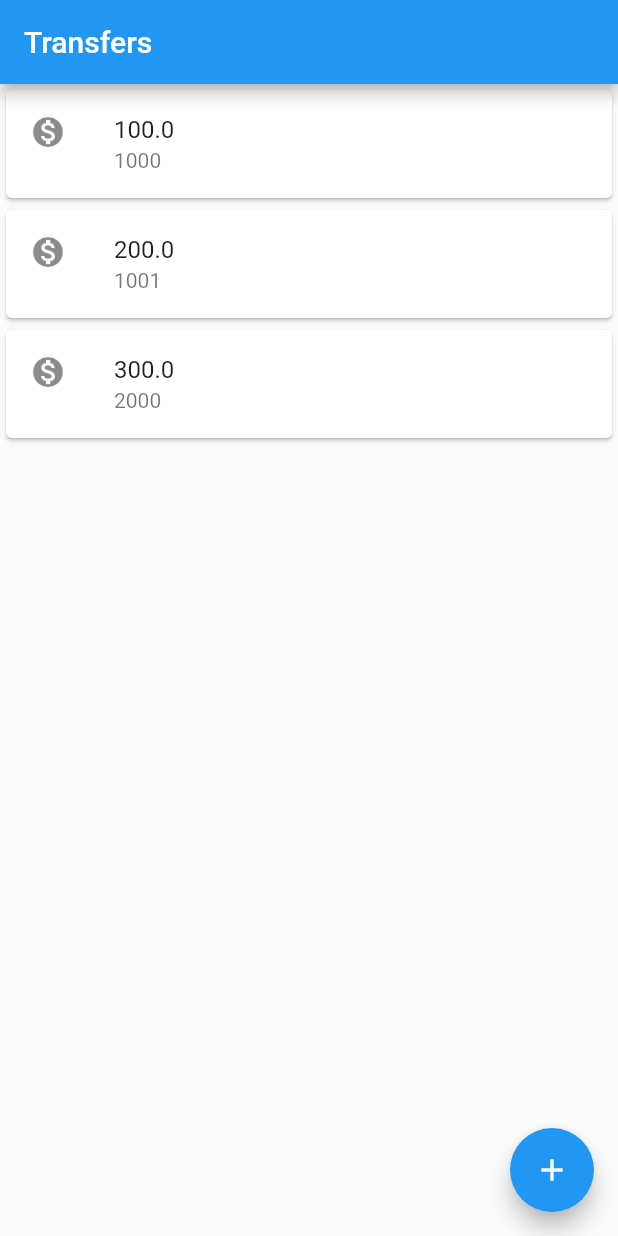
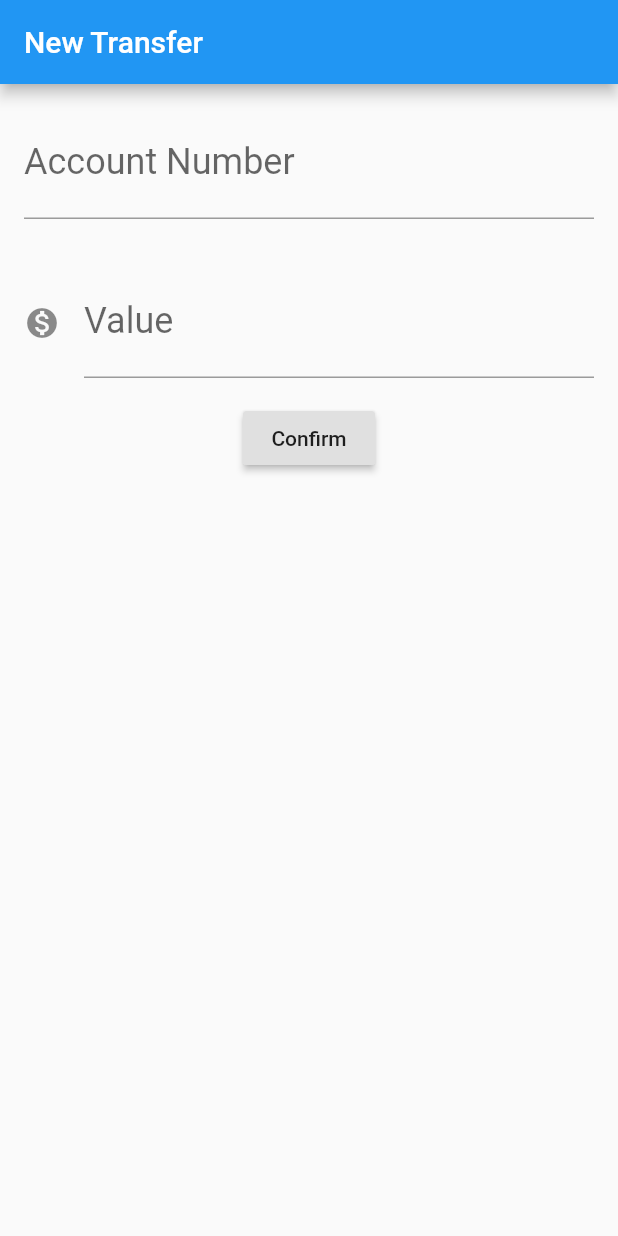
Before and after one commit to MagnunAVF/bytebank, a Flutter app: the screen it shows after launch, on a phone screen of 412 x 824 dp. Run offline on Flutter 3.47's test engine with Material 2 defaults, Android fonts, the phone set to English and light mode, and no system bars.

Commit message:
Create new Transfer form StatelessWidget

```diff
--- a/lib/main.dart
+++ b/lib/main.dart
@@ -1,26 +1,91 @@
 import 'package:flutter/material.dart';
 
-void main() => runApp(MaterialApp(
+void main() => runApp(BytebankApp());
+
+class BytebankApp extends StatelessWidget {
+  @override
+  Widget build(BuildContext context) {
+    return MaterialApp(
       home: Scaffold(
-        body: TransfersList(),
+        body: TransferForm(),
+      ),
+    );
+  }
+}
+
+class TransferForm extends StatelessWidget {
+  final TextEditingController _fieldControllerAccountNumber =
+      TextEditingController();
+  final TextEditingController _fieldControllerValue = TextEditingController();
+
+  @override
+  Widget build(BuildContext context) {
+    return Scaffold(
       appBar: AppBar(
-          title: Text('Transfers'),
+        title: Text('New Transfer'),
       ),
-        floatingActionButton: FloatingActionButton(
-          child: Icon(Icons.add),
+      body: Column(
+        children: [
+          Padding(
+            padding: const EdgeInsets.all(16.0),
+            child: TextField(
+              controller: _fieldControllerAccountNumber,
+              style: TextStyle(fontSize: 24.0),
+              decoration: InputDecoration(
+                labelText: 'Account Number',
+                hintText: '0000',
+              ),
+              keyboardType: TextInputType.number,
             ),
           ),
-    ));
+          Padding(
+            padding: const EdgeInsets.all(16.0),
+            child: TextField(
+              controller: _fieldControllerValue,
+              style: TextStyle(fontSize: 24.0),
+              decoration: InputDecoration(
+                icon: Icon(Icons.monetization_on),
+                labelText: 'Value',
+                hintText: '0.00',
+              ),
+              keyboardType: TextInputType.number,
+            ),
+          ),
+          RaisedButton(
+            onPressed: () {
+              final int accountNumber = int.tryParse(_fieldControllerAccountNumber.text);
+              final double value = double.tryParse(_fieldControllerValue.text);
+
+              if(accountNumber != null && value != null) {
+                final newTransfer = Transfer(value, accountNumber);
+                debugPrint('$newTransfer');
+              }
+            },
+            child: Text('Confirm'),
+          )
+        ],
+      ),
+    );
+  }
+}
 
 class TransfersList extends StatelessWidget {
   @override
   Widget build(BuildContext context) {
-    return Column(
+    return Scaffold(
+      appBar: AppBar(
+        title: Text('Transfers'),
+      ),
+      body: Column(
         children: [
           TransferItem(Transfer(100.0, 1000)),
           TransferItem(Transfer(200.0, 1001)),
           TransferItem(Transfer(300.0, 2000)),
         ],
+      ),
+      floatingActionButton: FloatingActionButton(
+        child: Icon(Icons.add),
+      ),
     );
   }
 }
@@ -47,4 +112,9 @@ class Transfer {
   final int accountNumber;
 
   Transfer(this.value, this.accountNumber);
+
+  @override
+  String toString() {
+    return 'Transfer{value: $value, accountNumber: $accountNumber}';
   }
+}
```
Lines whose indentation alone changed are shown as unchanged.
